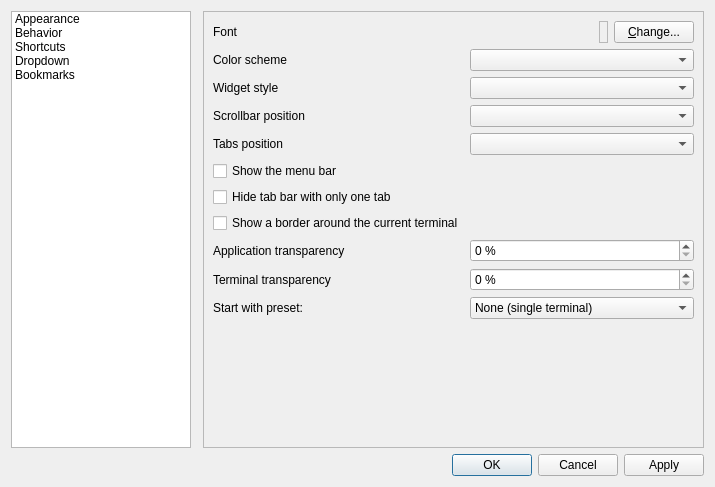
First picture: the form in src/forms/propertiesdialog.ui, repository lubuntu-team/qterminal-packaging, before the edit.
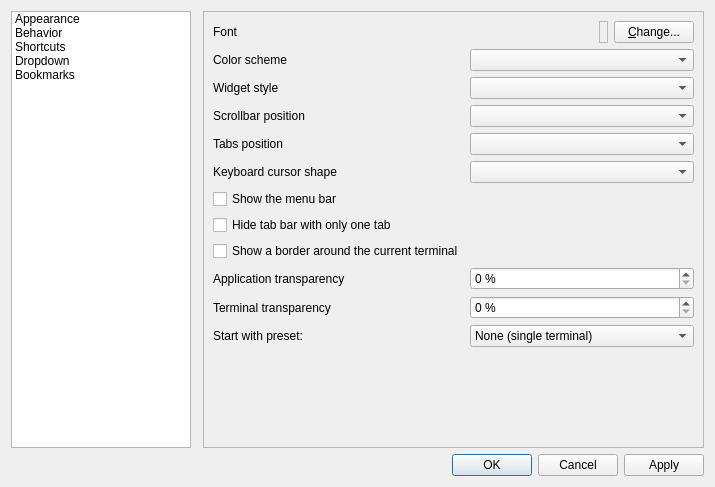
Second picture: the form after the edit.

Diff of the .ui file:
```diff
--- a/src/forms/propertiesdialog.ui
+++ b/src/forms/propertiesdialog.ui
@@ -84,6 +84,16 @@
      </property>
      <widget class="QWidget" name="lookAndFeelPage">
       <layout class="QGridLayout" name="gridLayout_3">
+       <item row="8" column="0">
+        <widget class="QCheckBox" name="hideTabBarCheckBox">
+         <property name="text">
+          <string>Hide tab bar with only one tab</string>
+         </property>
+        </widget>
+       </item>
+       <item row="2" column="1">
+        <widget class="QComboBox" name="colorSchemaCombo"/>
+       </item>
        <item row="2" column="0">
         <widget class="QLabel" name="label_5">
          <property name="text">
@@ -91,19 +101,6 @@
          </property>
         </widget>
        </item>
-       <item row="2" column="1">
-        <widget class="QComboBox" name="colorSchemaCombo"/>
-       </item>
-       <item row="3" column="0">
-        <widget class="QLabel" name="label_6">
-         <property name="text">
-          <string>Widget style</string>
-         </property>
-        </widget>
-       </item>
-       <item row="3" column="1">
-        <widget class="QComboBox" name="styleComboBox"/>
-       </item>
        <item row="4" column="0">
         <widget class="QLabel" name="label_7">
          <property name="text">
@@ -111,41 +108,34 @@
          </property>
         </widget>
        </item>
+       <item row="12" column="0">
+        <widget class="QLabel" name="label_9">
+         <property name="text">
+          <string>Start with preset:</string>
+         </property>
+        </widget>
+       </item>
+       <item row="9" column="0">
+        <widget class="QCheckBox" name="highlightCurrentCheckBox">
+         <property name="text">
+          <string>Show a border around the current terminal</string>
+         </property>
+        </widget>
+       </item>
+       <item row="11" column="0">
+        <widget class="QLabel" name="label">
+         <property name="text">
+          <string>Terminal transparency</string>
+         </property>
+        </widget>
+       </item>
        <item row="5" column="1">
         <widget class="QComboBox" name="tabsPos_comboBox"/>
        </item>
-       <item row="5" column="0">
-        <widget class="QLabel" name="label_8">
-         <property name="text">
-          <string>Tabs position</string>
-         </property>
-        </widget>
-       </item>
        <item row="4" column="1">
         <widget class="QComboBox" name="scrollBarPos_comboBox"/>
        </item>
-       <item row="6" column="0">
-        <widget class="QCheckBox" name="showMenuCheckBox">
-         <property name="text">
-          <string>Show the menu bar</string>
-         </property>
-        </widget>
-       </item>
-       <item row="7" column="0">
-        <widget class="QCheckBox" name="hideTabBarCheckBox">
-         <property name="text">
-          <string>Hide tab bar with only one tab</string>
-         </property>
-        </widget>
-       </item>
-       <item row="8" column="0">
-        <widget class="QCheckBox" name="highlightCurrentCheckBox">
-         <property name="text">
-          <string>Show a border around the current terminal</string>
-         </property>
-        </widget>
-       </item>
-       <item row="9" column="0">
+       <item row="10" column="0">
         <widget class="QLabel" name="label_4">
          <property name="text">
           <string>Application transparency</string>
@@ -155,53 +145,7 @@
          </property>
         </widget>
        </item>
-       <item row="10" column="0">
-        <widget class="QLabel" name="label">
-         <property name="text">
-          <string>Terminal transparency</string>
-         </property>
-        </widget>
-       </item>
-       <item row="9" column="1">
-        <widget class="QSpinBox" name="appTransparencyBox">
-         <property name="suffix">
-          <string> %</string>
-         </property>
-         <property name="minimum">
-          <number>0</number>
-         </property>
-         <property name="maximum">
-          <number>99</number>
-         </property>
-         <property name="value">
-          <number>0</number>
-         </property>
-        </widget>
-       </item>
-       <item row="11" column="0">
-        <widget class="QLabel" name="label_9">
-         <property name="text">
-          <string>Start with preset:</string>
-         </property>
-        </widget>
-       </item>
-       <item row="10" column="1">
-        <widget class="QSpinBox" name="termTransparencyBox">
-         <property name="suffix">
-          <string> %</string>
-         </property>
-         <property name="minimum">
-          <number>0</number>
-         </property>
-         <property name="maximum">
-          <number>100</number>
-         </property>
-         <property name="value">
-          <number>0</number>
-         </property>
-        </widget>
-       </item>
-       <item row="11" column="1">
+       <item row="12" column="1">
         <widget class="QComboBox" name="terminalPresetComboBox">
          <item>
           <property name="text">
@@ -225,18 +169,21 @@
          </item>
         </widget>
        </item>
-       <item row="12" column="0" colspan="2">
-        <spacer name="verticalSpacer_3">
-         <property name="orientation">
-          <enum>Qt::Vertical</enum>
+       <item row="10" column="1">
+        <widget class="QSpinBox" name="appTransparencyBox">
+         <property name="suffix">
+          <string> %</string>
          </property>
-         <property name="sizeHint" stdset="0">
-          <size>
-           <width>20</width>
-           <height>0</height>
-          </size>
+         <property name="minimum">
+          <number>0</number>
          </property>
-        </spacer>
+         <property name="maximum">
+          <number>99</number>
+         </property>
+         <property name="value">
+          <number>0</number>
+         </property>
+        </widget>
        </item>
        <item row="0" column="0" rowspan="2" colspan="2">
         <widget class="QWidget" name="fontWidget" native="true">
@@ -296,6 +243,69 @@
          </layout>
         </widget>
        </item>
+       <item row="5" column="0">
+        <widget class="QLabel" name="label_8">
+         <property name="text">
+          <string>Tabs position</string>
+         </property>
+        </widget>
+       </item>
+       <item row="11" column="1">
+        <widget class="QSpinBox" name="termTransparencyBox">
+         <property name="suffix">
+          <string> %</string>
+         </property>
+         <property name="minimum">
+          <number>0</number>
+         </property>
+         <property name="maximum">
+          <number>100</number>
+         </property>
+         <property name="value">
+          <number>0</number>
+         </property>
+        </widget>
+       </item>
+       <item row="3" column="0">
+        <widget class="QLabel" name="label_6">
+         <property name="text">
+          <string>Widget style</string>
+         </property>
+        </widget>
+       </item>
+       <item row="3" column="1">
+        <widget class="QComboBox" name="styleComboBox"/>
+       </item>
+       <item row="13" column="0" colspan="2">
+        <spacer name="verticalSpacer_3">
+         <property name="orientation">
+          <enum>Qt::Vertical</enum>
+         </property>
+         <property name="sizeHint" stdset="0">
+          <size>
+           <width>20</width>
+           <height>0</height>
+          </size>
+         </property>
+        </spacer>
+       </item>
+       <item row="6" column="1">
+        <widget class="QComboBox" name="keybCursorShape_comboBox"/>
+       </item>
+       <item row="7" column="0">
+        <widget class="QCheckBox" name="showMenuCheckBox">
+         <property name="text">
+          <string>Show the menu bar</string>
+         </property>
+        </widget>
+       </item>
+       <item row="6" column="0">
+        <widget class="QLabel" name="label_12">
+         <property name="text">
+          <string>Keyboard cursor shape</string>
+         </property>
+        </widget>
+       </item>
       </layout>
      </widget>
      <widget class="QWidget" name="historyPage">
```
